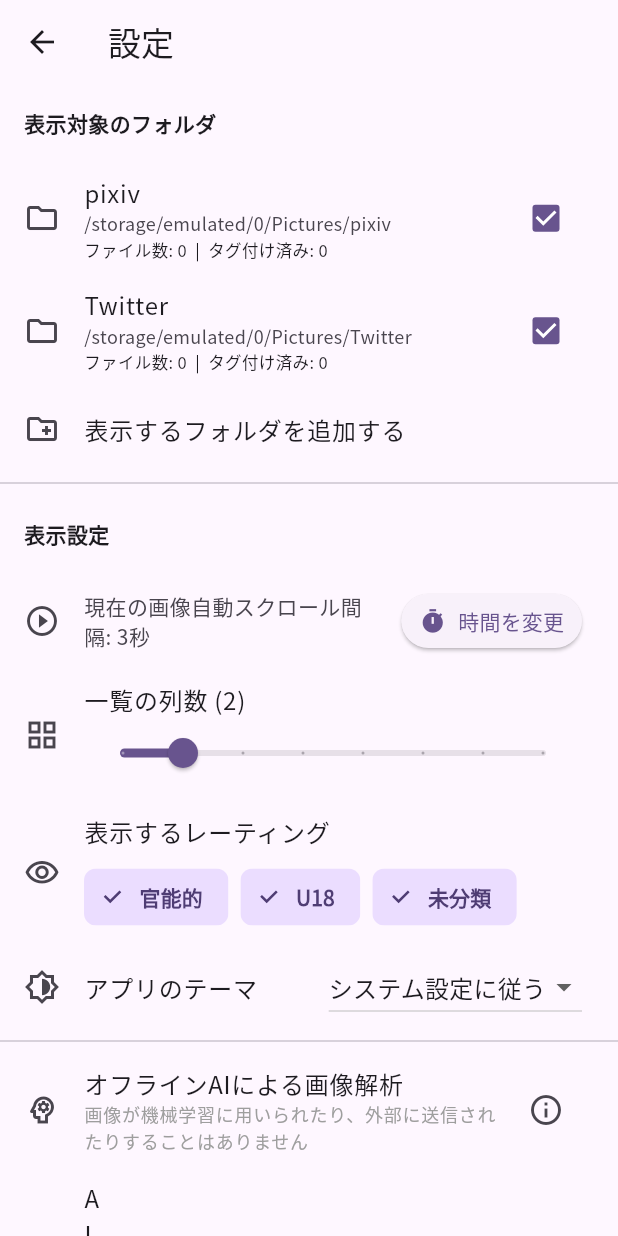
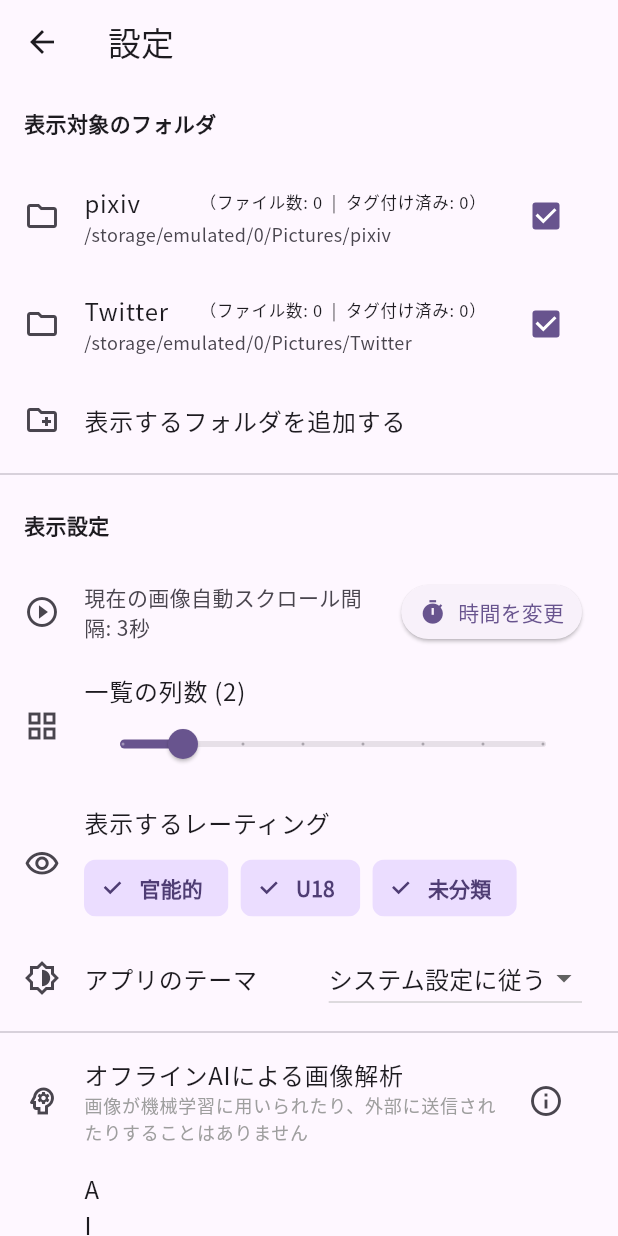
Before and after one commit to minimarimo3/moe_viewer, a Flutter app: the SettingsScreen screen opened directly, on a phone screen of 412 x 824 dp. Run offline on Flutter 3.47's test engine with Material 3 defaults, Android fonts, the phone set to English and light mode, and no system bars; our stand-ins replace dio, file_picker, flutter_cache_manager, flutter_image_compress, permission_handler, pool and 7 more; missing offline and left inert: photo_manager, photo_manager_image_provider, pie_menu, tflite_flutter; accounts and stored records are empty.

Commit message:
ファイルの統計をファイル名の横に

```diff
--- a/lib/src/features/settings/settings_screen.dart
+++ b/lib/src/features/settings/settings_screen.dart
@@ -198,28 +198,30 @@ class _SettingsScreenState extends State<SettingsScreen> {
                               ),
                             )
                           : Icon(Icons.folder_outlined),
-                      title: Text(
-                        folder.path.split('/').last,
-                        style: TextStyle(
-                          color: needsPermission
-                              ? Theme.of(context).disabledColor
-                              : null,
-                        ),
-                      ),
-                      subtitle: Column(
-                        crossAxisAlignment: CrossAxisAlignment.start,
-                        children: [
-                          Text(folder.path, style: TextStyle(fontSize: 12)),
-                          const SizedBox(height: 2),
-                          Builder(
+                      title: Builder(
                         builder: (context) {
                           final stats = settings.getFolderStat(folder.path);
                           final totalFiles = stats['totalFiles'] ?? 0;
                           final taggedFiles = stats['taggedFiles'] ?? 0;
                           final isUpdating = settings.isUpdatingStats;
 
-                              if (isUpdating && totalFiles == 0) {
+                          final folderName = folder.path.split('/').last;
+                          final titleColor = needsPermission
+                              ? Theme.of(context).disabledColor
+                              : null;
+
                           return Row(
+                            children: [
+                              Expanded(
+                                child: Text(
+                                  folderName,
+                                  overflow: TextOverflow.ellipsis,
+                                  style: TextStyle(color: titleColor),
+                                ),
+                              ),
+                              const SizedBox(width: 8),
+                              if (isUpdating && totalFiles == 0)
+                                Row(
                                   children: [
                                     SizedBox(
                                       width: 12,
@@ -234,7 +236,7 @@ class _SettingsScreenState extends State<SettingsScreen> {
                                             ),
                                       ),
                                     ),
-                                    const SizedBox(width: 8),
+                                    const SizedBox(width: 6),
                                     Text(
                                       'スキャン中...',
                                       style: TextStyle(
@@ -245,21 +247,24 @@ class _SettingsScreenState extends State<SettingsScreen> {
                                       ),
                                     ),
                                   ],
-                                );
-                              }
-
-                              return Text(
-                                'ファイル数: $totalFiles  |  タグ付け済み: $taggedFiles',
+                                )
+                              else
+                                Text(
+                                  '（ファイル数: $totalFiles  |  タグ付け済み: $taggedFiles）',
                                   style: TextStyle(
                                     fontSize: 11,
                                     color: Theme.of(
                                       context,
                                     ).textTheme.bodySmall?.color,
                                   ),
+                                ),
+                            ],
                           );
                         },
                       ),
-                        ],
+                      subtitle: Text(
+                        folder.path,
+                        style: TextStyle(fontSize: 12),
                       ),
                       trailing: Row(
                         mainAxisSize: MainAxisSize.min,
```
Lines whose indentation alone changed are shown as unchanged.
